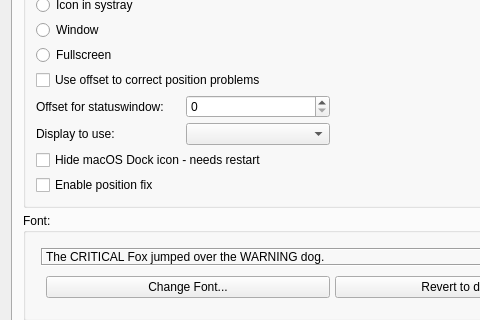
Old version of the form Nagstamon/resources/qui/settings_main.ui in the repository HenriWahl/Nagstamon; both pictures show x 0 to 480 and y 185 to 505 of the 665 by 1193 pixel window.
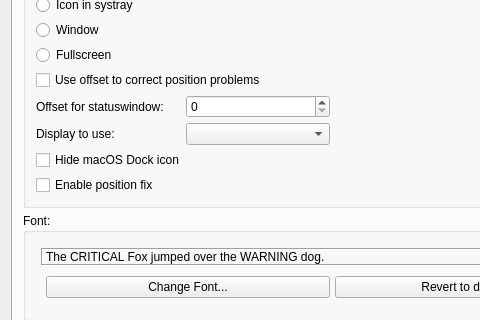
New version of the form.

Commit message: remove reboot advice

Patch:
```diff
--- a/Nagstamon/resources/qui/settings_main.ui
+++ b/Nagstamon/resources/qui/settings_main.ui
@@ -766,7 +766,7 @@
           <item row="14" column="0">
            <widget class="QCheckBox" name="input_checkbox_hide_macos_dock_icon">
             <property name="text">
-             <string>Hide macOS Dock icon - needs restart</string>
+             <string>Hide macOS Dock icon</string>
             </property>
            </widget>
           </item>
```
